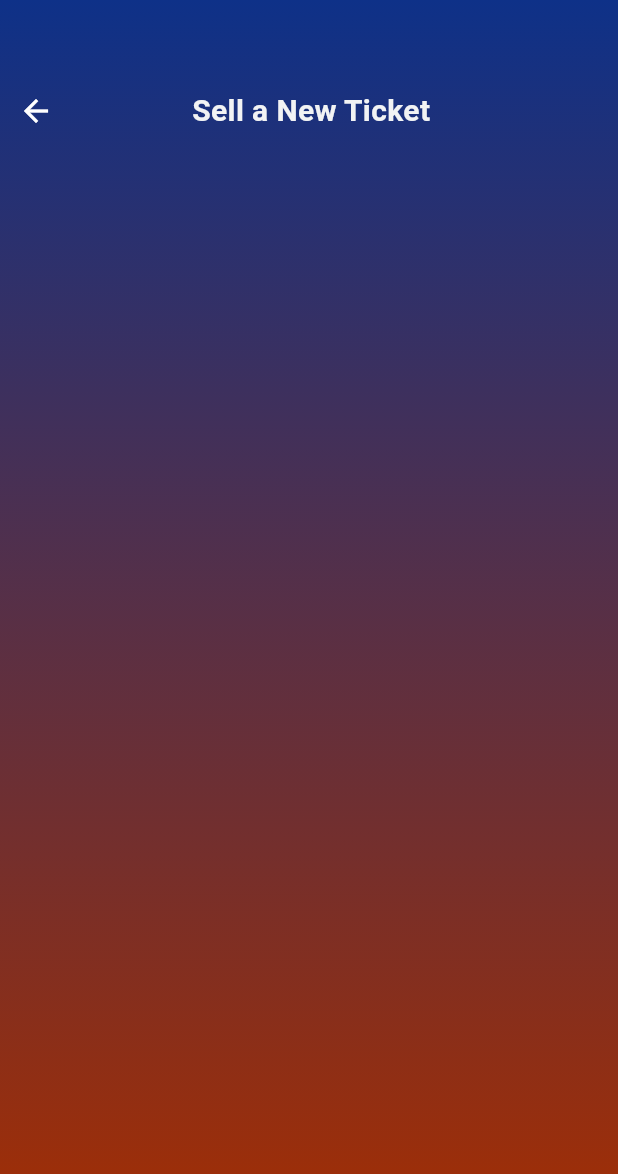
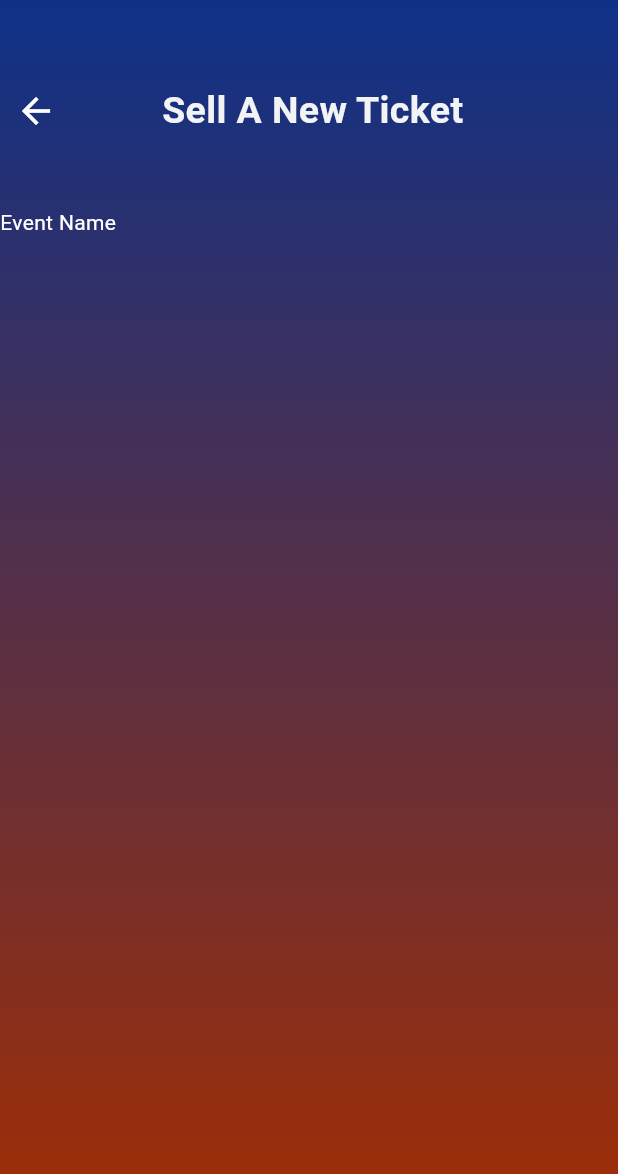
Before and after one commit to MubeenMohammed/ticket_sphere, a Flutter app: the screen it shows after launch, on a phone screen of 412 x 824 dp. Shown: the top 1174 px of the screen. Run offline on Flutter 3.47's test engine with Material 3 defaults, Android fonts, the phone set to English and light mode, and no system bars.

Commit message:
updated styles

```diff
--- a/lib/widgets/ticket_selling_page.dart
+++ b/lib/widgets/ticket_selling_page.dart
@@ -1,5 +1,4 @@
 import 'package:flutter/material.dart';
-import 'package:flutter/widgets.dart';
 
 class TicketSellingPage extends StatelessWidget {
   const TicketSellingPage({super.key});
@@ -23,7 +22,7 @@ class TicketSellingPage extends StatelessWidget {
           ),
           child: Center(
             child: Column(
-              mainAxisAlignment: MainAxisAlignment.start,
+              crossAxisAlignment: CrossAxisAlignment.start,
               children: [
                 const SizedBox(
                   height: 50,
@@ -35,21 +34,29 @@ class TicketSellingPage extends StatelessWidget {
                       icon: const Icon(
                         Icons.arrow_back,
                         color: Colors.white,
+                        size: 28,
                       ),
                     ),
                     const SizedBox(
-                      width: 80,
+                      width: 60,
                     ),
                     const Text(
-                      "Sell a New Ticket",
+                      "Sell A New Ticket",
                       style: TextStyle(
                         color: Color.fromARGB(251, 245, 246, 246),
-                        fontSize: 20,
+                        fontSize: 25,
                         fontWeight: FontWeight.bold,
                       ),
                     ),
                   ],
                 ),
+                const SizedBox(
+                  height: 40,
+                ),
+                const Text(
+                  "Event Name",
+                  style: TextStyle(color: Colors.white),
+                )
               ],
             ),
           ),
```
